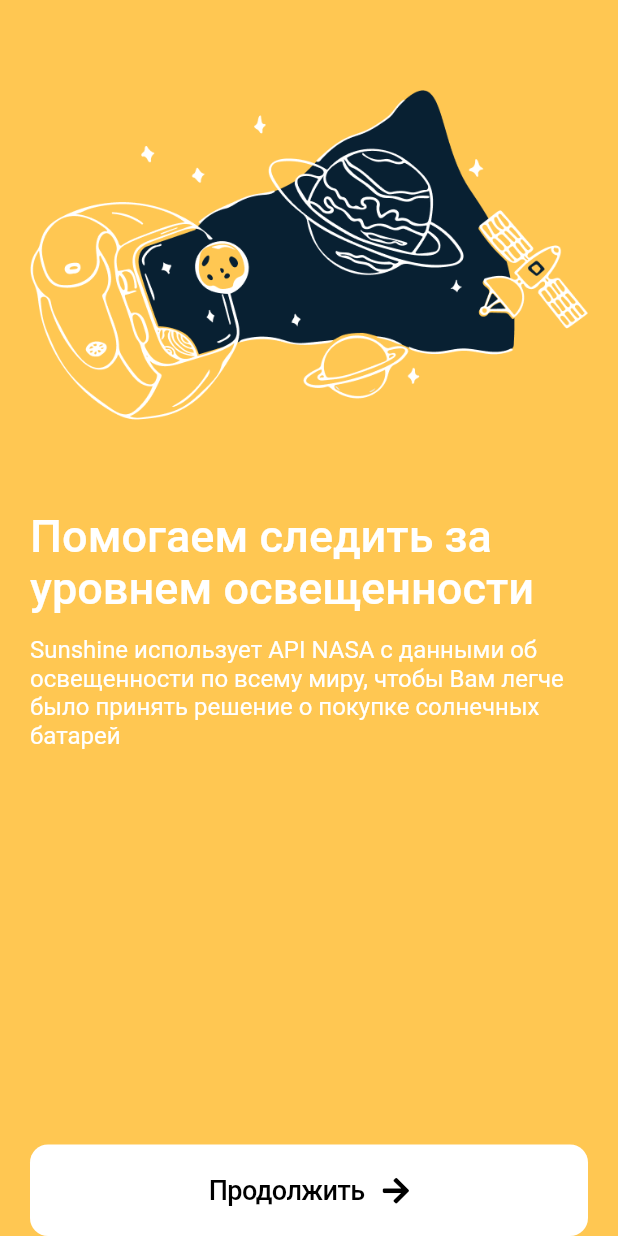
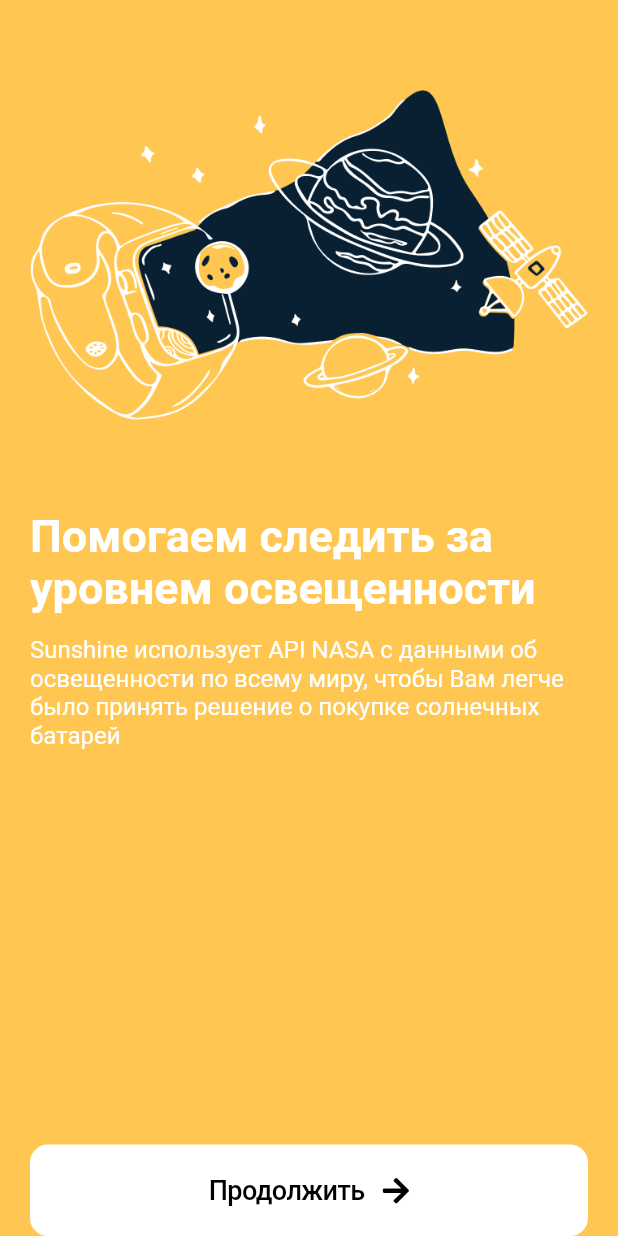
Before and after one commit to Crepiks/bright-sunshine, a Flutter app: the screen it shows after launch, on a phone screen of 412 x 824 dp. Run offline on Flutter 3.47's test engine with Material 2 defaults, Android fonts, the light colour scheme and no system bars; our stand-ins replace font_awesome_flutter.

Commit message:
feat: change font weight of title text on welcome screen

```diff
--- a/lib/onboarding/views/welcome_view.dart
+++ b/lib/onboarding/views/welcome_view.dart
@@ -25,7 +25,7 @@ class WelcomeView extends StatelessWidget {
                   "Помогаем следить за уровнем освещенности",
                   style: TextStyle(
                       fontSize: 30,
-                      fontWeight: FontWeight.w500,
+                      fontWeight: FontWeight.w600,
                       color: Colors.white),
                 ),
                 const Padding(
```
